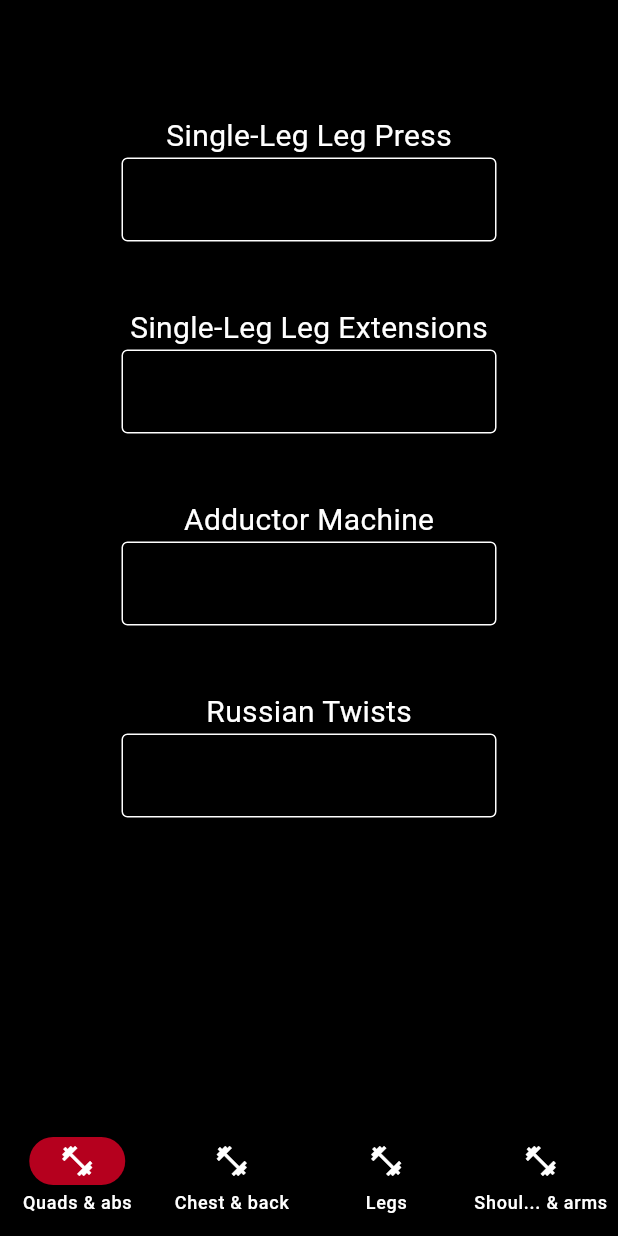
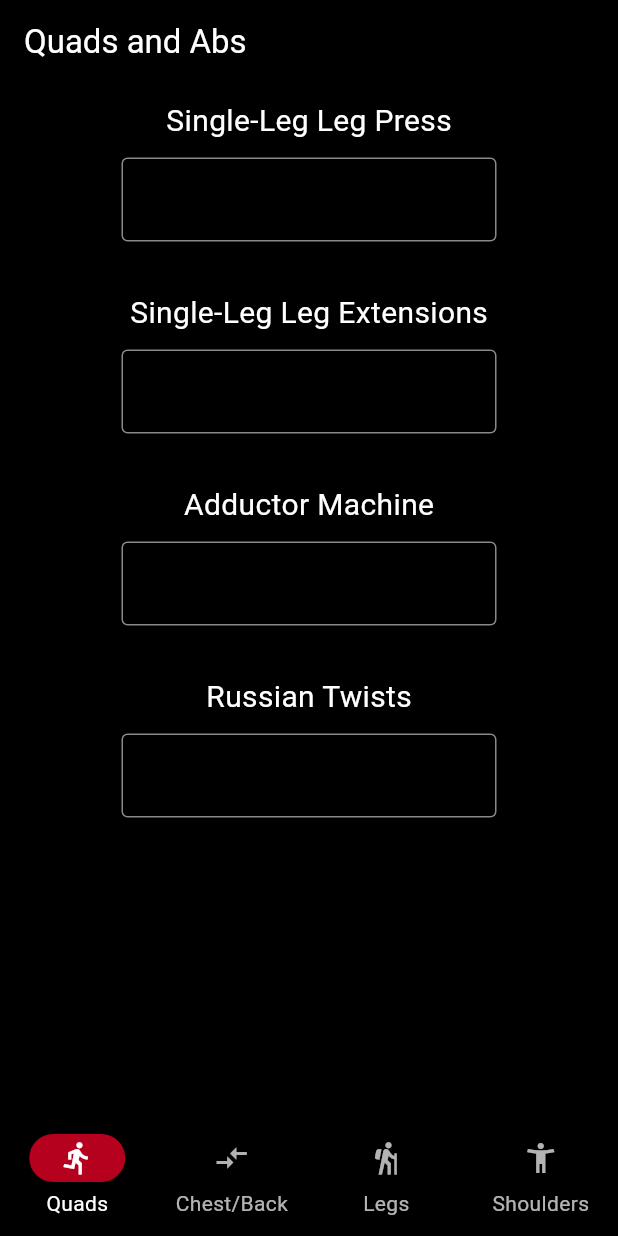
Before and after one commit to LukasDS/lds-workout-system, a Flutter app: the screen it shows after launch, on a phone screen of 412 x 824 dp. Run offline on Flutter 3.47's test engine with Material 3 defaults, Android fonts, the phone set to English and light mode, and no system bars; our stand-ins replace cloud_firestore, firebase_core, shared_preferences; accounts and stored records are empty; generated files the repository leaves out were written again.

Commit message:
feat: enhance UI new nav icons & better coloring & spacing

```diff
--- a/apps/mobile/lib/app.dart
+++ b/apps/mobile/lib/app.dart
@@ -1,11 +1,15 @@
 import 'package:cloud_firestore/cloud_firestore.dart';
 import 'package:flutter/material.dart';
+import 'package:flutter/services.dart';
 import 'package:provider/provider.dart';
 import 'package:workout/features/workout/data/firebase_workout_repository.dart';
 import 'package:workout/features/workout/data/workout_repository.dart';
 import 'package:workout/core/storage/local_storage.dart';
 import 'package:workout/core/storage/shared_prefs_storage.dart';
 import 'features/workout/presentation/workout_screen.dart';
+
+const _workoutRed = Color(0xFFB5001E);
+const _workoutRedSoft = Color(0x66D05C70);
 
 class WorkoutApp extends StatelessWidget {
   const WorkoutApp({super.key});
@@ -15,28 +19,66 @@ class WorkoutApp extends StatelessWidget {
     return MultiProvider(
         providers: [
           Provider<LocalStorage>(create: (_) => SharedPrefsStorage()),
-        Provider<WorkoutRepository>(create: (_) => FirebaseWorkoutRepository(FirebaseFirestore.instance))
+          Provider<WorkoutRepository>(
+              create: (_) =>
+                  FirebaseWorkoutRepository(FirebaseFirestore.instance))
         ],
         child: MaterialApp(
           title: 'Workout',
           theme: ThemeData(
+              useMaterial3: true,
               colorScheme: const ColorScheme.dark(
-              primary: Color.fromARGB(255, 181, 0, 30),
+                primary: _workoutRed,
                 onPrimary: Colors.white,
-              secondary: Color.fromARGB(255, 181, 0, 30),
+                secondary: _workoutRed,
                 onSecondary: Colors.white,
                 surface: Colors.black,
                 onSurface: Colors.white,
               ),
+              textSelectionTheme: const TextSelectionThemeData(
+                cursorColor: _workoutRed,
+                selectionColor: _workoutRedSoft,
+                selectionHandleColor: _workoutRed,
+              ),
+              inputDecorationTheme: const InputDecorationTheme(
+                border: OutlineInputBorder(),
+                enabledBorder: OutlineInputBorder(
+                  borderSide: BorderSide(color: Colors.white54),
+                ),
+                focusedBorder: OutlineInputBorder(
+                  borderSide: BorderSide(color: _workoutRed, width: 2),
+                ),
+              ),
+              navigationBarTheme: NavigationBarThemeData(
+                backgroundColor: Colors.black,
+                indicatorColor: _workoutRed,
+                iconTheme: WidgetStateProperty.resolveWith((states) {
+                  if (states.contains(WidgetState.selected)) {
+                    return const IconThemeData(color: Colors.white);
+                  }
+                  return const IconThemeData(color: Colors.white70);
+                }),
+                labelTextStyle: WidgetStateProperty.resolveWith((states) {
+                  if (states.contains(WidgetState.selected)) {
+                    return const TextStyle(color: Colors.white);
+                  }
+                  return const TextStyle(color: Colors.white70);
+                }),
+              ),
               scaffoldBackgroundColor: Colors.black,
               appBarTheme: const AppBarTheme(
                 backgroundColor: Colors.black,
-              foregroundColor: Colors.black,
-              )
+                foregroundColor: Colors.white,
+                systemOverlayStyle: SystemUiOverlayStyle(
+                  statusBarColor: Colors.transparent,
+                  statusBarIconBrightness: Brightness.light,
+                  statusBarBrightness: Brightness.dark,
+                  systemNavigationBarColor: Colors.black,
+                  systemNavigationBarIconBrightness: Brightness.light,
                 ),
+              )),
           debugShowCheckedModeBanner: false,
           home: const WorkoutScreen(),
-        )
-    );
+        ));
   }
 }
--- a/apps/mobile/lib/features/workout/presentation/exercise_widget.dart
+++ b/apps/mobile/lib/features/workout/presentation/exercise_widget.dart
@@ -17,7 +17,8 @@ class ExerciseWidget extends StatefulWidget {
 
 /// The state for the Exercise widget, managing the weight input and interactions with the workout repository.
 class _ExerciseWidgetState extends State<ExerciseWidget> {
-  WorkoutRepository get workoutRepository => Provider.of<WorkoutRepository>(context, listen: false);
+  WorkoutRepository get workoutRepository =>
+      Provider.of<WorkoutRepository>(context, listen: false);
   double? _weight;
   late TextEditingController _weightController;
   final Debouncer _debouncer = Debouncer(milliseconds: 1000);
@@ -41,7 +42,8 @@ class _ExerciseWidgetState extends State<ExerciseWidget> {
 
   Future<void> _loadData() async {
     try {
-      final weight = await workoutRepository.getCurrentWeight(widget.exerciseInfo.name);
+      final weight =
+          await workoutRepository.getCurrentWeight(widget.exerciseInfo.name);
       setState(() {
         _weight = weight;
         _weightController.text = formatWeight(_weight);
@@ -50,21 +52,20 @@ class _ExerciseWidgetState extends State<ExerciseWidget> {
       debugPrint('Failed to load data: $e\n$stack');
       if (mounted) {
         ScaffoldMessenger.of(context).showSnackBar(
-          const SnackBar(content: Text('Failed to load weight.'))
-        );
+            const SnackBar(content: Text('Failed to load weight.')));
       }
     }
   }
 
   Future<void> _saveWeight(double? weight) async {
     try {
-      await workoutRepository.setCurrentWeight(widget.exerciseInfo.name, weight);
+      await workoutRepository.setCurrentWeight(
+          widget.exerciseInfo.name, weight);
     } catch (e, stack) {
       debugPrint('Failed to save weight: $e\n$stack');
       if (mounted) {
         ScaffoldMessenger.of(context).showSnackBar(
-          const SnackBar(content: Text('Failed to save weight.'))
-        );
+            const SnackBar(content: Text('Failed to save weight.')));
       }
     }
   }
@@ -86,11 +87,12 @@ class _ExerciseWidgetState extends State<ExerciseWidget> {
   @override
   Widget build(BuildContext context) {
     return Center(
-        child: Container(
+        child: Column(children: [
+      Text(widget.exerciseInfo.name, style: const TextStyle(fontSize: 20)),
+      Container(
           width: 250,
           padding: const EdgeInsets.symmetric(vertical: 10),
           child: Column(children: [
-              Text(widget.exerciseInfo.name, style: const TextStyle(fontSize: 20)),
             if (widget.exerciseInfo.requiresWeight)
               TextField(
                   keyboardType: const TextInputType.numberWithOptions(
@@ -113,16 +115,18 @@ class _ExerciseWidgetState extends State<ExerciseWidget> {
                         RegExp(r"^[0-9]*\.?[0-9]*$")),
                   ]),
             if (!widget.exerciseInfo.requiresWeight)
-                Row(
+              const Row(
                 mainAxisAlignment: MainAxisAlignment.center,
-                  children: const [
+                children: [
                   Icon(Icons.fitness_center, color: Colors.grey),
                   SizedBox(width: 8),
-                    Text('No weight required', style: TextStyle(color: Colors.grey)),
+                  Text('No weight required',
+                      style: TextStyle(color: Colors.grey)),
                 ],
               ),
             const SizedBox(height: 2),
             Text(warmupInfo()),
-            ])));
+          ]))
+    ]));
   }
 }
--- a/apps/mobile/lib/features/workout/presentation/workout_screen.dart
+++ b/apps/mobile/lib/features/workout/presentation/workout_screen.dart
@@ -57,7 +57,7 @@ class _WorkoutScreenState extends State<WorkoutScreen> {
   List<Widget> _buildPages() {
     return [
       const WorkoutSplitWidget(
-        title: 'Quads & abs',
+        title: 'Quads and Abs',
         exercises: [
           ExerciseInfo(name: 'Single-Leg Leg Press', warmupInfo: getDefaultWarmupInfo),
           ExerciseInfo(name: 'Single-Leg Leg Extensions', warmupInfo: getDefaultWarmupInfo),
@@ -66,7 +66,7 @@ class _WorkoutScreenState extends State<WorkoutScreen> {
         ],
       ),
       const WorkoutSplitWidget(
-        title: 'Chest & back',
+        title: 'Chest and Back',
         exercises: [
           ExerciseInfo(name: 'Flat Dumbbell Press', warmupInfo: getDefaultWarmupInfo),
           ExerciseInfo(name: 'Incline Dumbbell Flyes', warmupInfo: getDefaultWarmupInfo),
@@ -84,7 +84,7 @@ class _WorkoutScreenState extends State<WorkoutScreen> {
           ]
       ),
       const WorkoutSplitWidget(
-        title: 'Shoulders & arms',
+        title: 'Shoulders and Arms',
         exercises: [
           ExerciseInfo(name: 'Seated Dumbbell Shoulder Press', warmupInfo: getDefaultWarmupInfo),
           ExerciseInfo(name: 'Lateral Dumbbell Raises', warmupInfo: getDefaultWarmupInfo),
@@ -109,20 +109,24 @@ class _WorkoutScreenState extends State<WorkoutScreen> {
         onDestinationSelected: _onDestinationSelected,
         destinations: const [
           NavigationDestination(
-            icon: Icon(Icons.fitness_center),
-            label: 'Quads & abs',
+            icon: Icon(Icons.directions_run_outlined),
+            selectedIcon: Icon(Icons.directions_run),
+            label: 'Quads',
           ),
           NavigationDestination(
-            icon: Icon(Icons.fitness_center),
-            label: 'Chest & back',
+            icon: Icon(Icons.compare_arrows_outlined),
+            selectedIcon: Icon(Icons.compare_arrows),
+            label: 'Chest/Back',
           ),
           NavigationDestination(
-            icon: Icon(Icons.fitness_center),
+            icon: Icon(Icons.hiking_outlined),
+            selectedIcon: Icon(Icons.hiking),
             label: 'Legs',
           ),
           NavigationDestination(
-            icon: Icon(Icons.fitness_center),
-            label: 'Shoul... & arms',
+            icon: Icon(Icons.accessibility_new_outlined),
+            selectedIcon: Icon(Icons.accessibility_new),
+            label: 'Shoulders',
           ),
         ],
       ),
```
Lines whose indentation alone changed are shown as unchanged.
